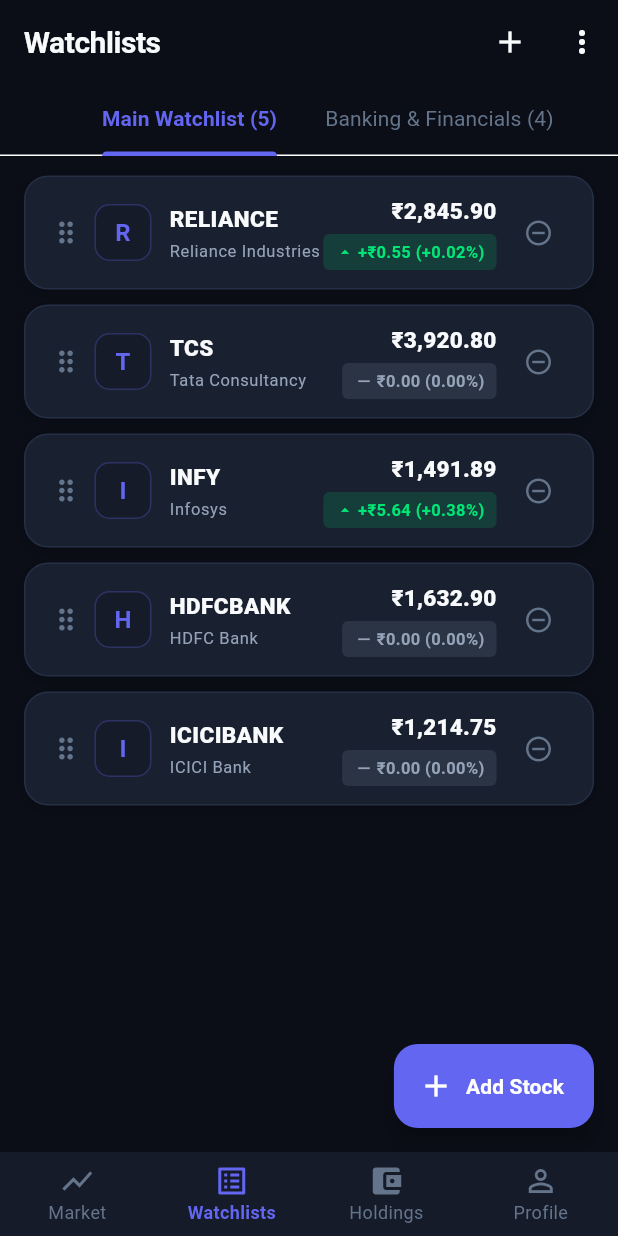
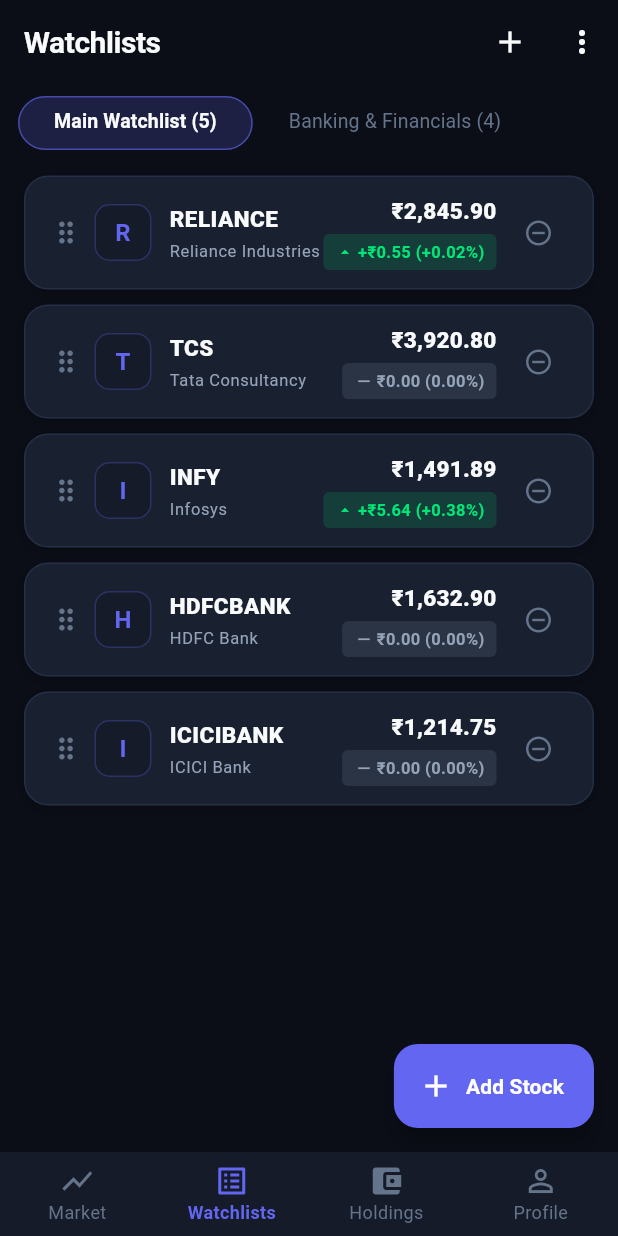
Before and after one commit to jigar-64/stock-trading-app, a Flutter app: the WatchlistScreen screen opened by its route, on a phone screen of 412 x 824 dp. Run offline on Flutter 3.47's test engine with Material 3 defaults, Android fonts, the phone set to English and light mode, and no system bars; our stand-ins replace flutter_riverpod, go_router, shared_preferences; accounts and stored records are empty.

Commit message:
style: implement approved WatchlistScreen pill TabBar design
- Upgraded TabBar in WatchlistScreen with pill-style rounded container indicator matching approved design proposal

- Verified: flutter test ✓ (22/22 tests passing)

```diff
--- a/lib/features/watchlist/presentation/watchlist_screen.dart
+++ b/lib/features/watchlist/presentation/watchlist_screen.dart
@@ -264,15 +264,46 @@
         ],
         // TabBar for switching between watchlists
         bottom: watchlists.length > 1 && _tabController != null
-            ? TabBar(
-                controller: _tabController,
-                isScrollable: true,
-                indicatorColor: AppColors.accentIndigo,
-                labelColor: AppColors.accentIndigo,
-                unselectedLabelColor: AppColors.textMuted,
-                tabs: watchlists
-                    .map((w) => Tab(text: '${w.name} (${w.symbols.length})'))
-                    .toList(),
+            ? PreferredSize(
+                preferredSize: const Size.fromHeight(48),
+                child: Container(
+                  alignment: Alignment.centerLeft,
+                  padding: const EdgeInsets.symmetric(horizontal: 12, vertical: 4),
+                  child: TabBar(
+                    controller: _tabController,
+                    isScrollable: true,
+                    tabAlignment: TabAlignment.start,
+                    dividerColor: Colors.transparent,
+                    indicator: BoxDecoration(
+                      color: AppColors.accentIndigo.withValues(alpha: 0.2),
+                      borderRadius: BorderRadius.circular(20),
+                      border: Border.all(
+                        color: AppColors.accentIndigo.withValues(alpha: 0.6),
+                        width: 1,
+                      ),
+                    ),
+                    indicatorSize: TabBarIndicatorSize.tab,
+                    labelColor: AppColors.textPrimary,
+                    unselectedLabelColor: AppColors.textMuted,
+                    labelStyle: const TextStyle(
+                      fontSize: 13,
+                      fontWeight: FontWeight.bold,
+                    ),
+                    unselectedLabelStyle: const TextStyle(
+                      fontSize: 13,
+                      fontWeight: FontWeight.normal,
+                    ),
+                    tabs: watchlists
+                        .map((w) => Tab(
+                              height: 34,
+                              child: Padding(
+                                padding: const EdgeInsets.symmetric(horizontal: 8),
+                                child: Text('${w.name} (${w.symbols.length})'),
+                              ),
+                            ))
+                        .toList(),
+                  ),
+                ),
               )
             : PreferredSize(
                 preferredSize: const Size.fromHeight(1),
```
